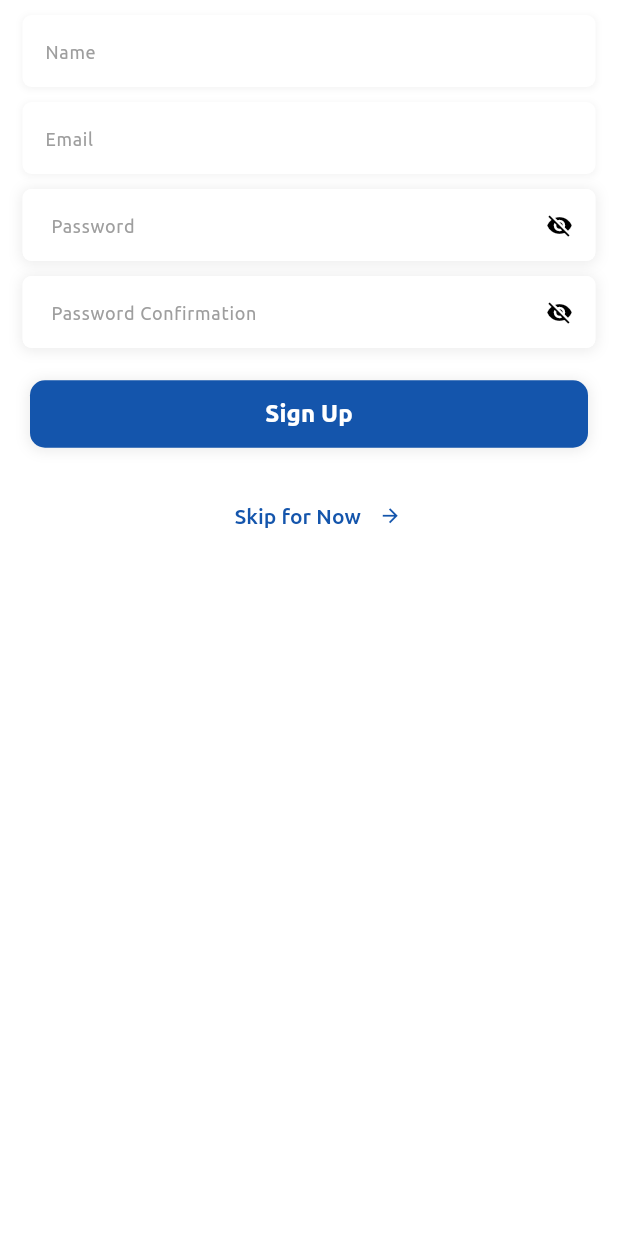
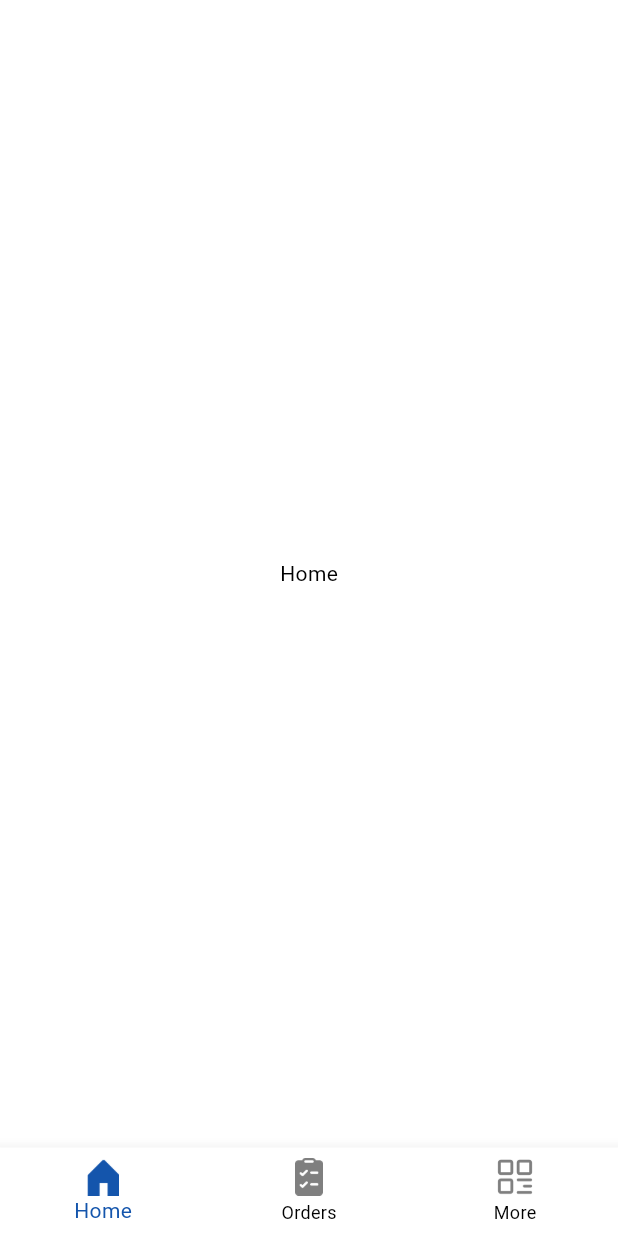
Before and after one commit to exsedev/fic-7-sample, a Flutter app: the SignUpWidget widget shown alone on an empty page, opened directly, after a tap on "Skip for Now", on a phone screen of 412 x 824 dp. Run offline on Flutter 3.47's test engine with Material 3 defaults, Android fonts, the phone set to English and light mode, and no system bars; our stand-ins replace bloc, dartz, freezed_annotation; generated files the repository leaves out were written again; Roboto replaces fonts that are missing (TitilliumWeb).

Commit message:
mengatur tampilan home

```diff
--- /dev/null
+++ b/lib/bloc/register/register_event.dart
@@ -0,0 +1,6 @@
+part of 'register_bloc.dart';
+
+@freezed
+class RegisterEvent with _$RegisterEvent {
+  const factory RegisterEvent.started() = _Started;
+}
--- /dev/null
+++ b/lib/bloc/register/register_state.dart
@@ -0,0 +1,6 @@
+part of 'register_bloc.dart';
+
+@freezed
+class RegisterState with _$RegisterState {
+  const factory RegisterState.initial() = _Initial;
+}
--- /dev/null
+++ b/lib/common/global_variables.dart
@@ -0,0 +1,6 @@
+class GlobarVariables {
+  // harus dibuah sesuai link yang ada pada ngrok
+  static const baseUrl =
+      ' https://608e-2001-448a-406f-1697-5867-1a96-7196-41a8.ngrok-free.app';
+  // end ngrok
+}
--- a/lib/pages/auth/widgets/sign_up_widget.dart
+++ b/lib/pages/auth/widgets/sign_up_widget.dart
@@ -6,6 +6,7 @@ import '../../../utils/dimensions.dart';
 import '../../base_widgets/button/custom_button.dart';
 import '../../base_widgets/text_field/custom_password_textfield.dart';
 import '../../base_widgets/text_field/custom_textfield.dart';
+import '../../dashboard/dashboard_page.dart';
 
 class SignUpWidget extends StatefulWidget {
   const SignUpWidget({Key? key}) : super(key: key);
@@ -133,7 +134,12 @@ class SignUpWidgetState extends State<SignUpWidget> {
           crossAxisAlignment: CrossAxisAlignment.center,
           children: [
             TextButton(
-                onPressed: () {},
+                onPressed: () {
+                  Navigator.pushAndRemoveUntil(context,
+                    MaterialPageRoute(builder: (context) {
+                  return const DashboardPage();
+                }), (route) => false);
+                },
                 child: Text('Skip for Now',
                     style: titilliumRegular.copyWith(
                         fontSize: Dimensions.fontSizeDefault,
--- /dev/null
+++ b/lib/pages/dashboard/dashboard_page.dart
@@ -0,0 +1,92 @@
+import 'package:flutter/material.dart';
+
+import '../../utils/images.dart';
+
+class DashboardPage extends StatefulWidget {
+  const DashboardPage({super.key});
+
+  @override
+  State<DashboardPage> createState() => _HomePageState();
+}
+
+class _HomePageState extends State<DashboardPage> {
+  final PageController _pageController = PageController();
+  int _pageIndex = 0;
+  late List<Widget> _screens;
+  final GlobalKey<ScaffoldMessengerState> _scaffoldKey = GlobalKey();
+
+  bool singleVendor = false;
+
+  @override
+  void initState() {
+    super.initState();
+
+    _screens = [
+      const Center(
+        child: Text('Home')
+      ),
+      const Center(
+        child: Text('Order')
+      ),
+      const Center(
+        child: Text('More')
+      ),
+
+    ];
+  }
+
+  @override
+  Widget build(BuildContext context) {
+    return Scaffold(
+      key: _scaffoldKey,
+      bottomNavigationBar: BottomNavigationBar(
+        selectedItemColor: Theme.of(context).primaryColor,
+        unselectedItemColor: Theme.of(context).textTheme.bodyLarge!.color,
+        showUnselectedLabels: true,
+        currentIndex: _pageIndex,
+        type: BottomNavigationBarType.fixed,
+        items: _getBottomWidget(singleVendor),
+        onTap: (int index) {
+          _setPage(index);
+        },
+      ),
+      body: PageView.builder(
+        controller: _pageController,
+        itemCount: _screens.length,
+        physics: const NeverScrollableScrollPhysics(),
+        itemBuilder: (context, index) {
+          return _screens[index];
+        },
+      ),
+    );
+  }
+
+  void _setPage(int pageIndex) {
+    setState(() {
+      _pageController.jumpToPage(pageIndex);
+      _pageIndex = pageIndex;
+    });
+  }
+
+  BottomNavigationBarItem _barItem(String icon, String? label, int index) {
+    return BottomNavigationBarItem(
+      icon: Image.asset(
+        icon,
+        color: index == _pageIndex
+            ? Theme.of(context).primaryColor
+            : Theme.of(context).textTheme.bodyLarge!.color!.withOpacity(0.5),
+        height: 25,
+        width: 25,
+      ),
+      label: label,
+    );
+  }
+
+  List<BottomNavigationBarItem> _getBottomWidget(bool isSingleVendor) {
+    List<BottomNavigationBarItem> list = [];
+      list.add(_barItem(Images.homeImage, 'Home', 0));
+      list.add(_barItem(Images.shoppingImage, 'Orders', 1));
+      list.add(_barItem(Images.moreImage, 'More', 2));
+    return list;
+  }
+}
```
Also changed, not shown: lib/bloc/register/register_bloc.dart (added, +14 -0 lines), lib/data/datasources/auth_remote_datasource.dart (added, +26 -0 lines), lib/data/models/auth_response_model.dart (added, +53 -0 lines), lib/data/models/request/register_request_model.dart (added, +41 -0 lines), lib/pages/auth/widgets/sign_in_widget.dart (+7 -1 lines), pubspec.yaml (+10 -16 lines), lib/data/datasources/auth_local_datasource.dart (added), pubspec.lock.
